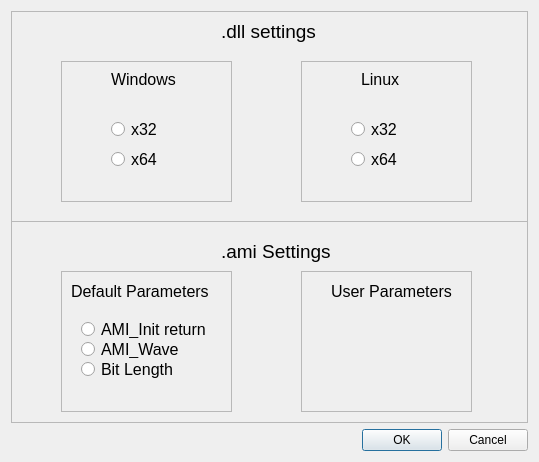
This is generatedlldialog.ui in WXY163/ezAMI as Qt 5 draws it before an edit. The edited form follows.
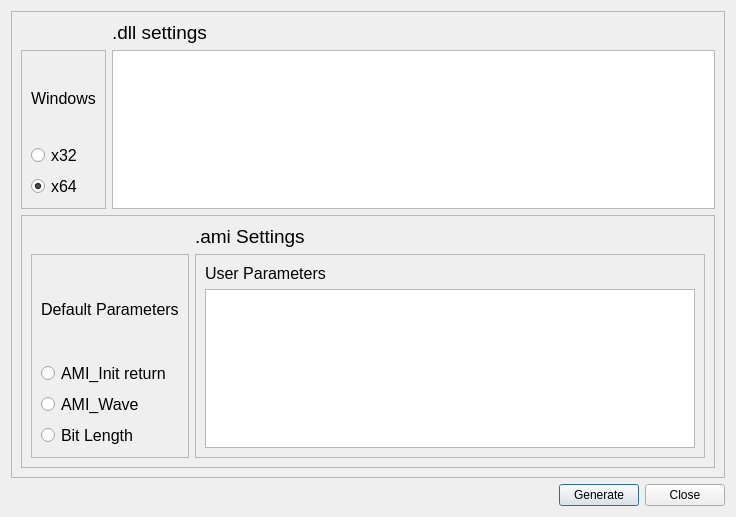
This is the edited form.

```diff
--- a/generatedlldialog.ui
+++ b/generatedlldialog.ui
@@ -6,14 +6,45 @@
    <rect>
     <x>0</x>
     <y>0</y>
-    <width>539</width>
-    <height>462</height>
+    <width>736</width>
+    <height>517</height>
    </rect>
   </property>
   <property name="windowTitle">
    <string>Dialog</string>
   </property>
   <layout class="QGridLayout" name="gridLayout">
+   <item row="3" column="0">
+    <layout class="QHBoxLayout" name="horizontalLayout">
+     <item>
+      <spacer name="horizontalSpacer">
+       <property name="orientation">
+        <enum>Qt::Horizontal</enum>
+       </property>
+       <property name="sizeHint" stdset="0">
+        <size>
+         <width>40</width>
+         <height>20</height>
+        </size>
+       </property>
+      </spacer>
+     </item>
+     <item>
+      <widget class="QPushButton" name="GeneratePushButton">
+       <property name="text">
+        <string>Generate</string>
+       </property>
+      </widget>
+     </item>
+     <item>
+      <widget class="QPushButton" name="ClosePushButton">
+       <property name="text">
+        <string>Close</string>
+       </property>
+      </widget>
+     </item>
+    </layout>
+   </item>
    <item row="0" column="0">
     <layout class="QVBoxLayout" name="verticalLayout">
      <item>
@@ -27,15 +58,9 @@
        <property name="lineWidth">
         <number>4</number>
        </property>
+       <layout class="QGridLayout" name="gridLayout_4">
+        <item row="0" column="1">
        <widget class="QLabel" name="label">
-        <property name="geometry">
-         <rect>
-          <x>210</x>
-          <y>0</y>
-          <width>131</width>
-          <height>41</height>
-         </rect>
-        </property>
         <property name="font">
          <font>
           <pointsize>14</pointsize>
@@ -45,15 +70,9 @@
          <string>.dll settings</string>
         </property>
        </widget>
+        </item>
+        <item row="1" column="0">
        <widget class="QFrame" name="frame_3">
-        <property name="geometry">
-         <rect>
-          <x>50</x>
-          <y>50</y>
-          <width>171</width>
-          <height>141</height>
-         </rect>
-        </property>
         <property name="font">
          <font>
           <pointsize>4</pointsize>
@@ -68,51 +87,9 @@
         <property name="lineWidth">
          <number>4</number>
         </property>
-        <widget class="QRadioButton" name="radioButton">
-         <property name="geometry">
-          <rect>
-           <x>50</x>
-           <y>90</y>
-           <width>82</width>
-           <height>17</height>
-          </rect>
-         </property>
-         <property name="font">
-          <font>
-           <pointsize>12</pointsize>
-          </font>
-         </property>
-         <property name="text">
-          <string>x64</string>
-         </property>
-        </widget>
-        <widget class="QRadioButton" name="radioButton_2">
-         <property name="geometry">
-          <rect>
-           <x>50</x>
-           <y>60</y>
-           <width>82</width>
-           <height>17</height>
-          </rect>
-         </property>
-         <property name="font">
-          <font>
-           <pointsize>12</pointsize>
-          </font>
-         </property>
-         <property name="text">
-          <string>x32</string>
-         </property>
-        </widget>
+          <layout class="QGridLayout" name="gridLayout_2">
+           <item row="0" column="0">
         <widget class="QLabel" name="label_3">
-         <property name="geometry">
-          <rect>
-           <x>50</x>
-           <y>10</y>
-           <width>71</width>
-           <height>16</height>
-          </rect>
-         </property>
          <property name="font">
           <font>
            <pointsize>12</pointsize>
@@ -122,57 +99,9 @@
           <string>Windows</string>
          </property>
         </widget>
-       </widget>
-       <widget class="QFrame" name="frame_4">
-        <property name="geometry">
-         <rect>
-          <x>290</x>
-          <y>50</y>
-          <width>171</width>
-          <height>141</height>
-         </rect>
-        </property>
-        <property name="font">
-         <font>
-          <pointsize>4</pointsize>
-         </font>
-        </property>
-        <property name="frameShape">
-         <enum>QFrame::StyledPanel</enum>
-        </property>
-        <property name="frameShadow">
-         <enum>QFrame::Sunken</enum>
-        </property>
-        <property name="lineWidth">
-         <number>4</number>
-        </property>
-        <widget class="QRadioButton" name="radioButton_3">
-         <property name="geometry">
-          <rect>
-           <x>50</x>
-           <y>90</y>
-           <width>82</width>
-           <height>17</height>
-          </rect>
-         </property>
-         <property name="font">
-          <font>
-           <pointsize>12</pointsize>
-          </font>
-         </property>
-         <property name="text">
-          <string>x64</string>
-         </property>
-        </widget>
-        <widget class="QRadioButton" name="radioButton_4">
-         <property name="geometry">
-          <rect>
-           <x>50</x>
-           <y>60</y>
-           <width>82</width>
-           <height>17</height>
-          </rect>
-         </property>
+           </item>
+           <item row="1" column="0">
+            <widget class="QRadioButton" name="radioButton_2">
          <property name="font">
           <font>
            <pointsize>12</pointsize>
@@ -182,34 +111,30 @@
           <string>x32</string>
          </property>
         </widget>
-        <widget class="QLabel" name="label_4">
-         <property name="geometry">
-          <rect>
-           <x>60</x>
-           <y>10</y>
-           <width>71</width>
-           <height>16</height>
-          </rect>
-         </property>
+           </item>
+           <item row="2" column="0">
+            <widget class="QRadioButton" name="radioButton">
          <property name="font">
           <font>
            <pointsize>12</pointsize>
           </font>
          </property>
          <property name="text">
-          <string>Linux</string>
-         </property>
-        </widget>
-       </widget>
+              <string>x64</string>
+             </property>
+             <property name="checked">
+              <bool>true</bool>
+             </property>
+            </widget>
+           </item>
+          </layout>
+         </widget>
+        </item>
+        <item row="1" column="1">
+         <widget class="QTextBrowser" name="compileTextBrowser"/>
+        </item>
+        <item row="2" column="0" colspan="2">
        <widget class="QFrame" name="frame_2">
-        <property name="geometry">
-         <rect>
-          <x>0</x>
-          <y>210</y>
-          <width>519</width>
-          <height>203</height>
-         </rect>
-        </property>
         <property name="frameShape">
          <enum>QFrame::StyledPanel</enum>
         </property>
@@ -219,15 +144,9 @@
         <property name="lineWidth">
          <number>4</number>
         </property>
+          <layout class="QGridLayout" name="gridLayout_3">
+           <item row="0" column="1">
         <widget class="QLabel" name="label_2">
-         <property name="geometry">
-          <rect>
-           <x>210</x>
-           <y>10</y>
-           <width>121</width>
-           <height>41</height>
-          </rect>
-         </property>
          <property name="font">
           <font>
            <pointsize>14</pointsize>
@@ -237,15 +156,9 @@
           <string>.ami Settings</string>
          </property>
         </widget>
+           </item>
+           <item row="1" column="0">
         <widget class="QFrame" name="frame_5">
-         <property name="geometry">
-          <rect>
-           <x>50</x>
-           <y>50</y>
-           <width>171</width>
-           <height>141</height>
-          </rect>
-         </property>
          <property name="font">
           <font>
            <pointsize>4</pointsize>
@@ -260,51 +173,9 @@
          <property name="lineWidth">
           <number>4</number>
          </property>
-         <widget class="QRadioButton" name="radioButton_9">
-          <property name="geometry">
-           <rect>
-            <x>20</x>
-            <y>70</y>
-            <width>111</width>
-            <height>17</height>
-           </rect>
-          </property>
-          <property name="font">
-           <font>
-            <pointsize>12</pointsize>
-           </font>
-          </property>
-          <property name="text">
-           <string>AMI_Wave </string>
-          </property>
-         </widget>
-         <widget class="QRadioButton" name="radioButton_10">
-          <property name="geometry">
-           <rect>
-            <x>20</x>
-            <y>50</y>
-            <width>141</width>
-            <height>17</height>
-           </rect>
-          </property>
-          <property name="font">
-           <font>
-            <pointsize>12</pointsize>
-           </font>
-          </property>
-          <property name="text">
-           <string>AMI_Init return</string>
-          </property>
-         </widget>
+             <layout class="QGridLayout" name="gridLayout_5">
+              <item row="0" column="0">
          <widget class="QLabel" name="label_7">
-          <property name="geometry">
-           <rect>
-            <x>10</x>
-            <y>10</y>
-            <width>141</width>
-            <height>20</height>
-           </rect>
-          </property>
           <property name="font">
            <font>
             <pointsize>12</pointsize>
@@ -314,15 +185,33 @@
            <string>Default Parameters</string>
           </property>
          </widget>
+              </item>
+              <item row="1" column="0">
+               <widget class="QRadioButton" name="radioButton_10">
+                <property name="font">
+                 <font>
+                  <pointsize>12</pointsize>
+                 </font>
+                </property>
+                <property name="text">
+                 <string>AMI_Init return</string>
+                </property>
+               </widget>
+              </item>
+              <item row="2" column="0">
+               <widget class="QRadioButton" name="radioButton_9">
+                <property name="font">
+                 <font>
+                  <pointsize>12</pointsize>
+                 </font>
+                </property>
+                <property name="text">
+                 <string>AMI_Wave </string>
+                </property>
+               </widget>
+              </item>
+              <item row="3" column="0">
          <widget class="QRadioButton" name="radioButton_13">
-          <property name="geometry">
-           <rect>
-            <x>20</x>
-            <y>90</y>
-            <width>111</width>
-            <height>17</height>
-           </rect>
-          </property>
           <property name="font">
            <font>
             <pointsize>12</pointsize>
@@ -332,16 +221,12 @@
            <string>Bit Length</string>
           </property>
          </widget>
-        </widget>
+              </item>
+             </layout>
+            </widget>
+           </item>
+           <item row="1" column="1">
         <widget class="QFrame" name="frame_6">
-         <property name="geometry">
-          <rect>
-           <x>290</x>
-           <y>50</y>
-           <width>171</width>
-           <height>141</height>
-          </rect>
-         </property>
          <property name="font">
           <font>
            <pointsize>4</pointsize>
@@ -356,15 +241,9 @@
          <property name="lineWidth">
           <number>4</number>
          </property>
+             <layout class="QGridLayout" name="gridLayout_6">
+              <item row="0" column="0">
          <widget class="QLabel" name="label_9">
-          <property name="geometry">
-           <rect>
-            <x>30</x>
-            <y>10</y>
-            <width>131</width>
-            <height>20</height>
-           </rect>
-          </property>
           <property name="font">
            <font>
             <pointsize>12</pointsize>
@@ -374,21 +253,20 @@
            <string>User Parameters</string>
           </property>
          </widget>
-        </widget>
-       </widget>
-      </widget>
-     </item>
-    </layout>
    </item>
    <item row="1" column="0">
-    <widget class="QDialogButtonBox" name="buttonBox">
-     <property name="orientation">
-      <enum>Qt::Horizontal</enum>
-     </property>
-     <property name="standardButtons">
-      <set>QDialogButtonBox::Cancel|QDialogButtonBox::Ok</set>
-     </property>
-    </widget>
+               <widget class="QTextBrowser" name="usrParaTextBrowser"/>
+              </item>
+             </layout>
+            </widget>
+           </item>
+          </layout>
+         </widget>
+        </item>
+       </layout>
+      </widget>
+     </item>
+    </layout>
    </item>
   </layout>
  </widget>
```
Left out of the diff: 35 changed lines with no effect on the pictures. Lines whose indentation alone changed are shown as unchanged.
